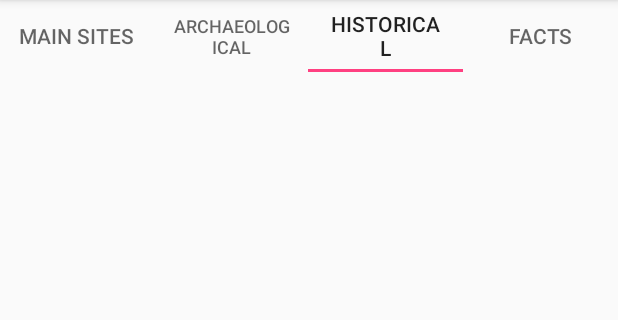
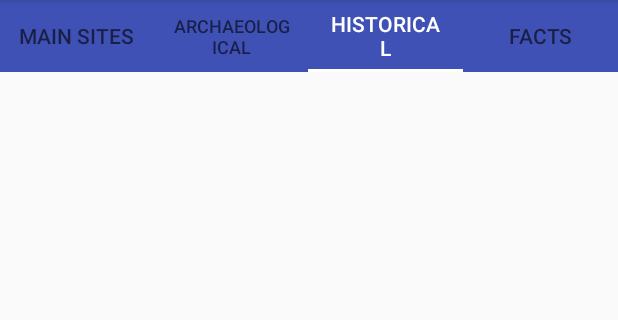
Before and after one commit to da7th/Tour_Guide_app_V2, an Android app: the screen it shows after launch (MainActivity), tab 3 chosen, on a phone screen of 412 x 824 dp, the part 84-404 px from its top. Run offline under Robolectric (Android 15) with nearby library versions, the phone set to English and light mode, and no system bars.

```diff
--- a/app/src/main/java/com/example/android/tourguideapp/MainSitesFragment.java
+++ b/app/src/main/java/com/example/android/tourguideapp/MainSitesFragment.java
@@ -58,7 +58,7 @@ public class MainSitesFragment extends Fragment {
                 if (!url.startsWith("http://") && !url.startsWith("https://"))
                     url = "http://" + url;
 
-                Intent browserIntent = new Intent(Intent.ACTION_VIEW, Uri.parse("http://www.google.com"));
+                Intent browserIntent = new Intent(Intent.ACTION_VIEW, Uri.parse(url));
                 startActivity(browserIntent);
             }
         });
--- a/app/src/main/java/com/example/android/tourguideapp/TourCard.java
+++ b/app/src/main/java/com/example/android/tourguideapp/TourCard.java
@@ -13,14 +13,14 @@ public class TourCard {
 
 
     public TourCard(String cardInfo, String cardInfoLink, int cardImageResourceId) {
-        cardInfo = mCardInfo;
-        cardInfoLink = mCardInfoLink;
-        cardImageResourceId = mCardImageResourceId;
+        mCardInfo = cardInfo;
+        mCardInfoLink = cardInfoLink;
+        mCardImageResourceId = cardImageResourceId;
     }
 
     public TourCard(String cardInfo, String cardInfoLink) {
-        cardInfo = mCardInfo;
-        cardInfoLink = mCardInfoLink;
+        mCardInfo = cardInfo;
+        mCardInfoLink = cardInfoLink;
     }
 
     public String getCardInfo() {
--- a/app/src/main/java/com/example/android/tourguideapp/TourCardAdapter.java
+++ b/app/src/main/java/com/example/android/tourguideapp/TourCardAdapter.java
@@ -1,7 +1,6 @@
 package com.example.android.tourguideapp;
 
 import android.content.Context;
-import android.support.v4.content.ContextCompat;
 import android.view.LayoutInflater;
 import android.view.View;
 import android.view.ViewGroup;
@@ -44,13 +43,13 @@ public class TourCardAdapter extends ArrayAdapter<TourCard> {
         } else {
             imageView.setVisibility(View.GONE);
         }
-
+/**
         View tourCardContainer = listItemView.findViewById(R.id.tour_card_container);
 
         int color = ContextCompat.getColor(getContext(), mColorResourceId);
 
         tourCardContainer.setBackgroundColor(color);
-
+ **/
         return listItemView;
     }
 
--- a/app/src/main/res/layout/activity_main.xml
+++ b/app/src/main/res/layout/activity_main.xml
@@ -8,6 +8,7 @@
 
     <android.support.design.widget.TabLayout
         android:id="@+id/sliding_category_tabs"
+        style="@style/tourTabLayout"
         android:layout_width="match_parent"
         android:layout_height="wrap_content"
         tools:tabMode="scrollable" />
--- a/app/src/main/res/values/colors.xml
+++ b/app/src/main/res/values/colors.xml
@@ -3,5 +3,5 @@
     <color name="colorPrimary">#3F51B5</color>
     <color name="colorPrimaryDark">#303F9F</color>
     <color name="colorAccent">#FF4081</color>
-    <color name="category_Main_Sites">#AAAAAA</color>
+    <color name="category_Main_Sites">#FF4081</color>
 </resources>
--- a/app/src/main/res/values/styles.xml
+++ b/app/src/main/res/values/styles.xml
@@ -8,4 +8,10 @@
         <item name="colorAccent">@color/colorAccent</item>
     </style>
 
+    <style name="tourTabLayout" parent="Widget.Design.TabLayout">
+        <item name="tabIndicatorColor">#FFFFFF</item>
+        <item name="tabBackground">@color/colorPrimary</item>
+        <item name="tabSelectedTextColor">#FFFFFF</item>
+    </style>
+
 </resources>
```
Also changed, not shown: app/src/main/AndroidManifest.xml (+16 -0 lines), app/src/main/res/layout/tour_card_list_item.xml (+13 -4 lines).
